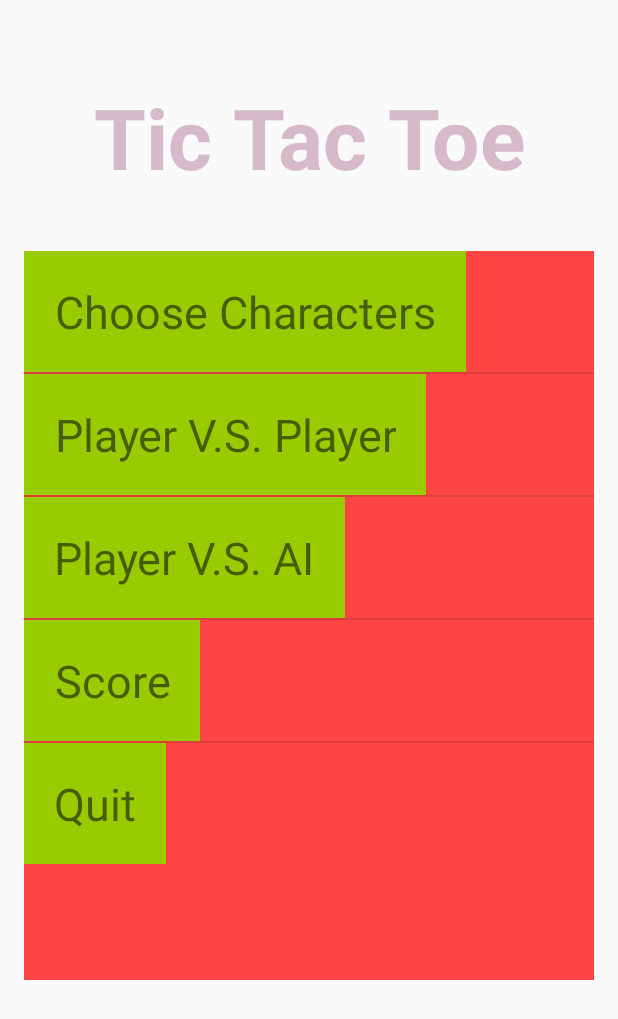
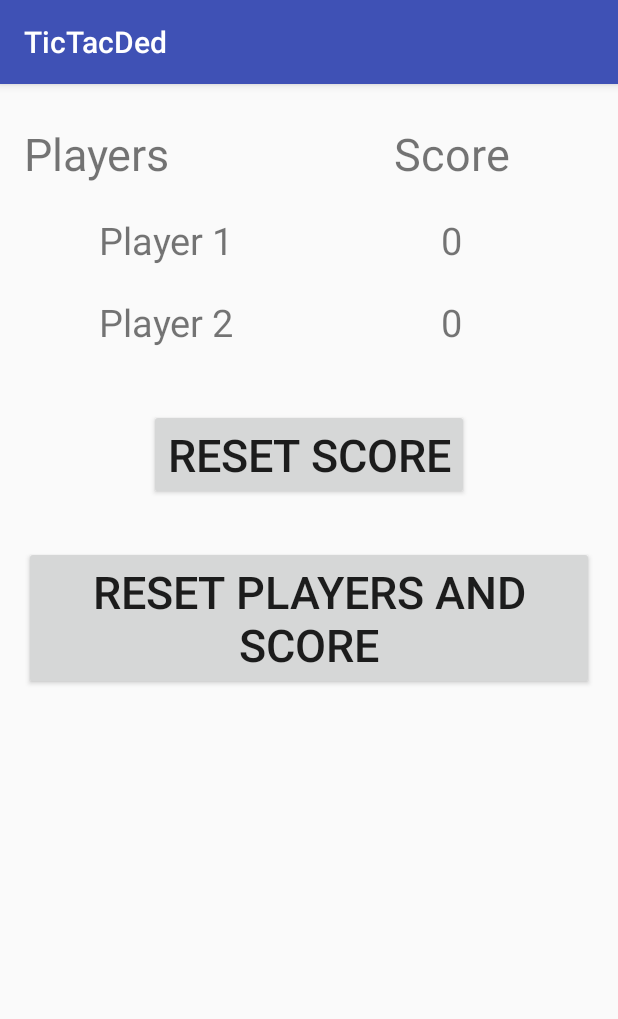
Before and after one commit to cryptonym0/tic-tac-toe, an Android app: the screen it shows after launch (MainActivity before the commit, Scores after it), after a tap on "Score", on a phone screen of 412 x 824 dp. Shown: the top 1019 px of the screen. Run offline under Robolectric (Android 15) with nearby library versions, the phone set to English and light mode, and no system bars.

Commit message:
Main Menu works, All Layouts are complete *EXCEPT* AI TODO: Shared Preferences Between All

```diff
--- a/app/src/main/AndroidManifest.xml
+++ b/app/src/main/AndroidManifest.xml
@@ -19,7 +19,8 @@
             </intent-filter>
         </activity>
         <activity android:name=".PlayGame" />
-        <activity android:name=".EnterNames"></activity>
+        <activity android:name=".EnterNames" />
+        <activity android:name=".Scores"></activity>
     </application>
 
 </manifest>
--- a/app/src/main/java/com/example/t00055219/tictacded/EnterNames.java
+++ b/app/src/main/java/com/example/t00055219/tictacded/EnterNames.java
@@ -1,9 +1,11 @@
 package com.example.t00055219.tictacded;
 
+import android.content.Intent;
 import android.content.SharedPreferences;
 import android.support.v7.app.AppCompatActivity;
 import android.os.Bundle;
 import android.view.View;
+import android.widget.Button;
 import android.widget.EditText;
 import android.widget.ImageButton;
 
@@ -12,9 +14,10 @@ public class EnterNames extends AppCompatActivity {
     //Create Variabls
     EditText p1Input, p2Input;
     ImageButton ap1, bp1, cp1, dp1, ep1, ap2, bp2, cp2, dp2, ep2;
-    String p1Output="", p2Output="", p1Saved="", p2Saved="";
+    String p1="", p2="", p1Saved="", p2Saved="";
 
     //Shared Preferences
+    public static final String PREFS_NAME = "MyPreferenceFile";
     SharedPreferences values;
     SharedPreferences.Editor editor;
 
@@ -32,8 +35,59 @@ public class EnterNames extends AppCompatActivity {
     private View.OnClickListener saveNames = new View.OnClickListener(){
         @Override
         public void onClick(View v){
+            Button btn = (Button)v;
+            //Shared Preferences
+            values = getSharedPreferences(PREFS_NAME, 0);
+            editor = values.edit();
+            //Check current
+            p1Saved = values.getString("p1", "Player 1");
+            p2Saved = values.getString("p2", "Player 2");
+
+            noValueCheckMe();
+            resetCheckMe();
+            shareMe();
+            startGame();
+
+
 
         }
     };
-    //
+
+    //See if no value was entered
+    public void noValueCheckMe() {
+        //See if no value was entered
+        if(p1Input.getText().toString().length()==0){
+            p1="Player 1";
+        }else{
+            p1=p1Input.getText().toString();
+        }
+
+        if (p2Input.getText().toString().length() == 0) {
+            p2 = "Player 2";
+        } else {
+            p2 = p2Input.getText().toString();
+        }
+    }
+
+    //Score Reset Check
+    public void resetCheckMe(){
+        if(!p1.equals(p1Saved) || !p2.equals(p2Saved)){
+            editor.putString("p1Score", "0");
+            editor.putString("p2Score", "0");
+        }
+    }
+
+
+    //Put stuff in shared preferences
+    public void shareMe(){
+        editor.putString("p1", p1);
+        editor.putString("p2", p2);
+        editor.apply();
+    }
+
+    //Start game
+    public void startGame(){
+        Intent gameIntent = new Intent(EnterNames.this, PlayGame.class);
+        startActivity(gameIntent);
+    }
 }
--- a/app/src/main/java/com/example/t00055219/tictacded/MenuListFragmentA.java
+++ b/app/src/main/java/com/example/t00055219/tictacded/MenuListFragmentA.java
@@ -125,9 +125,11 @@ public class MenuListFragmentA extends Fragment {
                     break;
                 case 3:
                     Log.d("MENU ITEM:", "Score");
+                    goToScores(getView());
                     break;
                 case 4:
                     Log.d("MENU ITEM:", "Quit");
+                    exit(getView());
                     break;
 
         }
@@ -142,6 +144,16 @@ public class MenuListFragmentA extends Fragment {
         startActivity(intent);
     }
 
+    public void goToScores(View v){
+        Intent intent = new Intent(getActivity(), Scores.class);
+        startActivity(intent);
+    }
+
+    public void exit(View v)
+    {
+        System.exit(0);
+    }
+
     public interface OnFragmentInteractionListener {
         void onFragmentInteraction(String data);
     }
--- /dev/null
+++ b/app/src/main/java/com/example/t00055219/tictacded/Scores.java
@@ -0,0 +1,13 @@
+package com.example.t00055219.tictacded;
+
+import android.support.v7.app.AppCompatActivity;
+import android.os.Bundle;
+
+public class Scores extends AppCompatActivity {
+
+    @Override
+    protected void onCreate(Bundle savedInstanceState) {
+        super.onCreate(savedInstanceState);
+        setContentView(R.layout.activity_scores);
+    }
+}
--- /dev/null
+++ b/app/src/main/res/layout/activity_scores.xml
@@ -0,0 +1,133 @@
+<?xml version="1.0" encoding="utf-8"?>
+<LinearLayout xmlns:android="http://schemas.android.com/apk/res/android"
+    xmlns:tools="http://schemas.android.com/tools"
+    android:id="@+id/activity_scores"
+    android:layout_width="match_parent"
+    android:layout_height="match_parent"
+    android:paddingBottom="@dimen/activity_vertical_margin"
+    android:paddingLeft="@dimen/activity_horizontal_margin"
+    android:paddingRight="@dimen/activity_horizontal_margin"
+    android:paddingTop="@dimen/activity_vertical_margin"
+    tools:context="com.example.t00055219.tictacded.Scores"
+    android:orientation="vertical">
+
+    <LinearLayout
+        android:orientation="horizontal"
+        android:layout_width="match_parent"
+        android:layout_height="wrap_content"
+        android:layout_gravity="center_horizontal"
+        android:weightSum="2"
+        android:layout_marginTop="10sp"
+        android:layout_marginBottom="10sp">
+
+        <TextView
+            android:layout_width="match_parent"
+            android:layout_height="wrap_content"
+            android:text="@string/players"
+            android:id="@+id/textView4"
+            android:layout_weight="1"
+            android:textSize="30sp" />
+
+        <TextView
+            android:layout_width="match_parent"
+            android:layout_height="wrap_content"
+            android:text="@string/score"
+            android:id="@+id/textView5"
+            android:layout_weight="1"
+            android:textSize="30sp"
+            android:gravity="center" />
+    </LinearLayout>
+
+    <LinearLayout
+        android:orientation="horizontal"
+        android:layout_width="match_parent"
+        android:layout_height="wrap_content"
+        android:layout_gravity="center_horizontal"
+        android:weightSum="2"
+        android:layout_marginBottom="10sp"
+        android:layout_marginTop="10sp">
+
+        <TextView
+            android:layout_width="match_parent"
+            android:layout_height="wrap_content"
+            android:text="@string/p1"
+            android:id="@+id/firstPlayerName"
+            android:layout_weight="1"
+            android:gravity="center"
+            android:textSize="25sp" />
+
+        <TextView
+            android:layout_width="match_parent"
+            android:layout_height="wrap_content"
+            android:text="@string/zero"
+            android:id="@+id/playerOneWins"
+            android:layout_weight="1"
+            android:gravity="center"
+            android:textSize="25sp" />
+    </LinearLayout>
+
+    <LinearLayout
+        android:orientation="horizontal"
+        android:layout_width="match_parent"
+        android:layout_height="wrap_content"
+        android:layout_gravity="center_horizontal"
+        android:weightSum="2"
+        android:layout_marginTop="10sp"
+        android:layout_marginBottom="10sp">
+
+        <TextView
+            android:layout_width="match_parent"
+            android:layout_height="wrap_content"
+            android:text="@string/p2"
+            android:id="@+id/secondPlayerName"
+            android:layout_weight="1"
+            android:gravity="center"
+            android:textSize="25sp" />
+
+        <TextView
+            android:layout_width="match_parent"
+            android:layout_height="wrap_content"
+            android:text="@string/zero"
+            android:id="@+id/playerTwoWins"
+            android:layout_weight="1"
+            android:gravity="center"
+            android:textSize="25sp" />
+    </LinearLayout>
+
+    <LinearLayout
+        android:orientation="horizontal"
+        android:layout_width="match_parent"
+        android:layout_height="wrap_content"
+        android:layout_gravity="center_horizontal"
+        android:gravity="center_horizontal"
+        android:layout_marginTop="15sp">
+
+        <Button
+            android:layout_width="wrap_content"
+            android:layout_height="wrap_content"
+            android:text="@string/sReset"
+            android:id="@+id/scoresReset"
+            android:textSize="30sp"
+            android:layout_marginTop="15sp"
+            android:layout_marginBottom="15sp" />
+
+    </LinearLayout>
+
+    <LinearLayout
+        android:orientation="vertical"
+        android:layout_width="match_parent"
+        android:layout_height="match_parent">
+
+        <Button
+            android:layout_width="wrap_content"
+            android:layout_height="wrap_content"
+            android:text="@string/pReset"
+            android:id="@+id/resetPlayers"
+            android:layout_gravity="center_horizontal"
+            android:textSize="30sp"
+            android:layout_marginTop="15sp"
+            android:layout_marginBottom="15sp" />
+
+
+    </LinearLayout>
+</LinearLayout>
--- a/app/src/main/res/values/strings.xml
+++ b/app/src/main/res/values/strings.xml
@@ -33,4 +33,9 @@
     <string name="hello_blank_fragment">Hello blank fragment</string>
 
     <!--See Scores-->
+    <string name="players">Players</string>
+    <string name="score">Score</string>
+    <string name="zero">0</string>
+    <string name="sReset">Reset Score</string>
+    <string name="pReset">Reset Players And Score</string>
 </resources>
```
